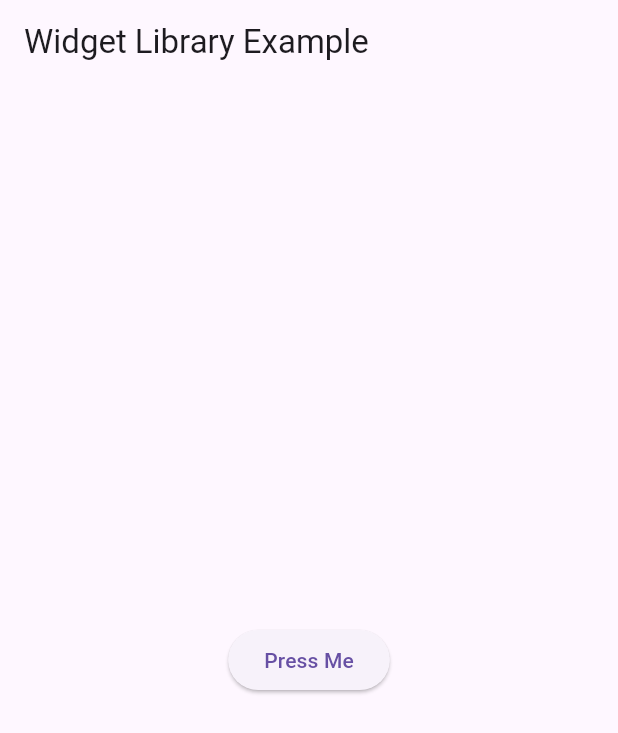
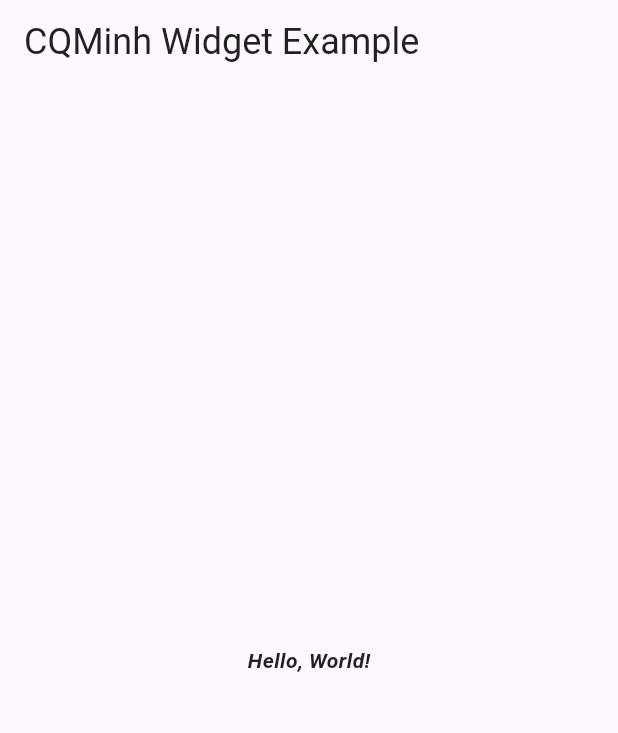
Before and after one commit to cqminh/cqminh_widget, a Flutter app: the screen it shows after launch, on a phone screen of 412 x 824 dp. Shown: the top 733 px of the screen. Run offline on Flutter 3.47's test engine with Material 3 defaults, Android fonts, the phone set to English and light mode, and no system bars.

Commit message:
text app_bar empty

````diff
--- a/example/lib/main.dart
+++ b/example/lib/main.dart
@@ -1,5 +1,5 @@
 import 'package:flutter/material.dart';
-import 'package:cqminh_widget/widgets/custom_button.dart';
+import 'package:cqminh_widget/cqminh_widget.dart';
 
 void main() {
   runApp(const MyApp());
@@ -12,13 +12,15 @@ class MyApp extends StatelessWidget {
   Widget build(BuildContext context) {
     return MaterialApp(
       home: Scaffold(
-        appBar: AppBar(title: const Text('Widget Library Example')),
+        appBar: MAppBar(
+          title: 'CQMinh Widget Example',
+        ),
         body: Center(
-          child: CustomButton(
-            label: 'Press Me',
-            onPressed: () {
-              print('Button pressed!');
-            },
+          child: MText(
+            text: 'Hello, World!',
+            bold: true,
+            italic: true,
+            fontSize: MFontSize.normal,
           ),
         ),
       ),
--- /dev/null
+++ b/lib/constants/index.dart
@@ -0,0 +1 @@
+export 'm_color.dart';
--- /dev/null
+++ b/lib/constants/m_color.dart
@@ -0,0 +1,67 @@
+import 'package:flutter/material.dart';
+
+/// Colors used in the library.
+class MColor {
+  // Common colors used in the library.
+  /// Info color - #2196F3
+  static const Color info = Color(0xFF2196F3);
+  /// Success color - #4CAF50
+  static const Color success = Color(0xFF4CAF50);
+  /// Warning color - #FFC107
+  static const Color warning = Color(0xFFFFC107);
+  /// Error color - #F44336
+  static const Color error = Color(0xFFF44336);
+  /// Transparent color
+  static const Color transparent = Color(0x00000000);
+
+  // Text colors.
+  /// Common text color - #212121
+  static const Color text = Color(0xFF212121);
+  /// Light text color - #757575
+  static const Color textLight = Color(0xFF757575);
+  /// Dark text color - #000000
+  static const Color textDark = Color(0xFF000000);
+  /// Disabled text color - #BDBDBD
+  static const Color textDisabled = Color(0xFFBDBDBD);
+
+  // Background colors.
+  /// Common background color - #F5F5F5
+  static const Color background = Color(0xFFF5F5F5);
+  /// Light background color - #FFFFFF
+  static const Color backgroundLight = Color(0xFFFFFFFF);
+  /// Dark background color - #E0E0E0
+  static const Color backgroundDark = Color(0xFFE0E0E0);
+  /// Disabled background color - #EEEEEE
+  static const Color backgroundDisabled = Color(0xFFEEEEEE);
+  /// Overlay background color - #000000
+  static const Color backgroundOverlay = Color(0xFF000000);
+
+  // Border colors.
+  /// Common border color - #E0E0E0
+  static const Color border = Color(0xFFE0E0E0);
+  /// Light border color - #BDBDBD
+  static const Color borderLight = Color(0xFFBDBDBD);
+  /// Dark border color - #9E9E9E
+  static const Color borderDark = Color(0xFF9E9E9E);
+  /// Disabled border color - #BDBDBD
+  static const Color borderDisabled = Color(0xFFBDBDBD);
+
+
+  // Color methods.
+  /// Returns a color with the specified opacity.
+  /// The opacity value should be between 0.0 and 1.0, where 0.0 is fully transparent and 1.0 is fully opaque.
+  /// Example:
+  /// ```dart
+  /// MColor.opacity(MColor.info, 0.5); // Returns a color with 50% opacity of the info color.
+  /// MColor.opacity(0xFFF44336, 0.2); // Returns a color with 20% opacity of #F44336 color.
+  /// ```
+  static Color opacity(Color color, double opacity) {
+    return color.withValues(
+      red: color.r.toDouble(),
+      green: color.g.toDouble(),
+      blue: color.b.toDouble(),
+      alpha: opacity,
+    );
+  }
+
+}
--- a/lib/cqminh_widget.dart
+++ b/lib/cqminh_widget.dart
@@ -1,16 +1,4 @@
-import 'package:flutter/material.dart';
+library;
 
-class MyCustomButton extends StatelessWidget {
-  final String label;
-  final VoidCallback onPressed;
-
-  const MyCustomButton({Key? key, required this.label, required this.onPressed}) : super(key: key);
-
-  @override
-  Widget build(BuildContext context) {
-    return ElevatedButton(
-      onPressed: onPressed,
-      child: Text(label),
-    );
-  }
-}
+export 'constants/index.dart';
+export 'widgets/index.dart';
--- a/lib/widgets/custom_button.dart
+++ /dev/null
@@ -1,20 +0,0 @@
-import 'package:flutter/material.dart';
-
-class CustomButton extends StatelessWidget {
-  final String label;
-  final VoidCallback onPressed;
-
-  const CustomButton({
-    Key? key,
-    required this.label,
-    required this.onPressed,
-  }) : super(key: key);
-
-  @override
-  Widget build(BuildContext context) {
-    return ElevatedButton(
-      onPressed: onPressed,
-      child: Text(label),
-    );
-  }
-}
--- /dev/null
+++ b/lib/widgets/index.dart
@@ -0,0 +1,4 @@
+export 'm_text/index.dart';
+
+export 'm_app_bar/index.dart';
+export 'm_empty/index.dart';
--- /dev/null
+++ b/lib/widgets/m_app_bar/index.dart
@@ -0,0 +1 @@
+export 'm_app_bar.dart';
--- /dev/null
+++ b/lib/widgets/m_app_bar/m_app_bar.dart
@@ -0,0 +1,38 @@
+import 'package:flutter/material.dart';
+
+import '../m_text/index.dart';
+
+class MAppBar extends StatelessWidget implements PreferredSizeWidget {
+  final String? title;
+  final bool? centerTitle;
+  final List<Widget>? actions;
+  final Widget? leading;
+
+  const MAppBar({
+    super.key,
+    this.title,
+    this.centerTitle = false,
+    this.actions,
+    this.leading,
+  });
+
+  @override
+  Widget build(BuildContext context) {
+    return AppBar(
+      title: MText(
+        text: title ?? '',
+        fontSize: MFontSize.large,
+        softWrap: false,
+        overflow: TextOverflow.ellipsis,
+      ),
+      centerTitle: centerTitle,
+      leading: leading,
+      actions: [
+        ...actions ?? [],
+      ],
+    );
+  }
+
+  @override
+  Size get preferredSize => Size.fromHeight(kToolbarHeight);
+}
--- /dev/null
+++ b/lib/widgets/m_empty/index.dart
@@ -0,0 +1 @@
+export 'm_empty.dart';
--- /dev/null
+++ b/lib/widgets/m_empty/m_empty.dart
@@ -0,0 +1,15 @@
+import 'package:flutter/material.dart';
+
+class MEmpty extends StatelessWidget {
+  const MEmpty({super.key});
+
+  @override
+  Widget build(BuildContext context) {
+    return Center(
+      child: Column(
+        mainAxisSize: MainAxisSize.min,
+        children: [],
+      ),
+    );
+  }
+}
--- /dev/null
+++ b/lib/widgets/m_text/index.dart
@@ -0,0 +1 @@
+export 'm_text.dart';
--- /dev/null
+++ b/lib/widgets/m_text/m_font_size.dart
@@ -0,0 +1,35 @@
+part of 'm_text.dart';
+
+/// Represents different font sizes for text styling.
+/// Usage:
+/// ```dart
+/// MFontSize.small; // This will use the small font size (12.0).
+/// MFontSize.normal; // This will use the normal font size (14.0).
+/// MFontSize.medium; // This will use the medium font size (18.0).
+/// MFontSize.large; // This will use the large font size (24.0).
+/// MFontSize(20.0); // This creates a custom font size of 20.0.
+/// ```
+class MFontSize {
+  /// The size of the font.
+  final double size;
+
+  /// Private constructor to create a font size instance.
+  const MFontSize._(this.size);
+
+  /// Small font size - 12.
+  static const MFontSize small = MFontSize._(12.0);
+  /// Normal font size - 14.
+  static const MFontSize normal = MFontSize._(14.0);
+  /// Medium font size - 18.
+  static const MFontSize medium = MFontSize._(18.0);
+  /// Large font size - 24.
+  static const MFontSize large = MFontSize._(24.0);
+
+  /// Custom font size.
+  /// [size] is the size of the font.
+  /// Usage:
+  /// ```dart
+  /// MFontSize(20.0); // This creates a custom font size of 20.0.
+  /// ```
+  factory MFontSize(double size) => MFontSize._(size);
+}
--- /dev/null
+++ b/lib/widgets/m_text/m_text.dart
@@ -0,0 +1,50 @@
+import 'package:flutter/material.dart';
+import '../../constants/index.dart';
+
+part 'm_font_size.dart';
+
+class MText extends StatelessWidget {
+  final String text;
+  final bool? bold;
+  final bool? italic;
+  final Color? color;
+  final String? fontFamily;
+  final MFontSize? fontSize;
+  final TextOverflow? overflow;
+  final bool? softWrap;
+  final TextAlign? textAlign;
+  final int? maxLines;
+
+  /// A widget that displays text with a specific style.
+  const MText({
+    super.key,
+    required this.text,
+    this.bold = false,
+    this.italic = false,
+    this.color,
+    this.fontFamily,
+    this.fontSize,
+    this.overflow,
+    this.softWrap = true,
+    this.textAlign,
+    this.maxLines,
+  });
+
+  @override
+  Widget build(BuildContext context) {
+    return Text(
+      text,
+      overflow: overflow,
+      softWrap: softWrap,
+      textAlign: textAlign,
+      maxLines: maxLines,
+      style: TextStyle(
+        fontWeight: bold! ? FontWeight.bold : FontWeight.normal,
+        fontStyle: italic! ? FontStyle.italic : FontStyle.normal,
+        color: color ?? MColor.text,
+        fontSize: fontSize?.size ?? MFontSize.normal.size,
+        fontFamily: fontFamily,
+      ),
+    );
+  }
+}
````
Also changed, not shown: example/pubspec.lock, 1 other file.
